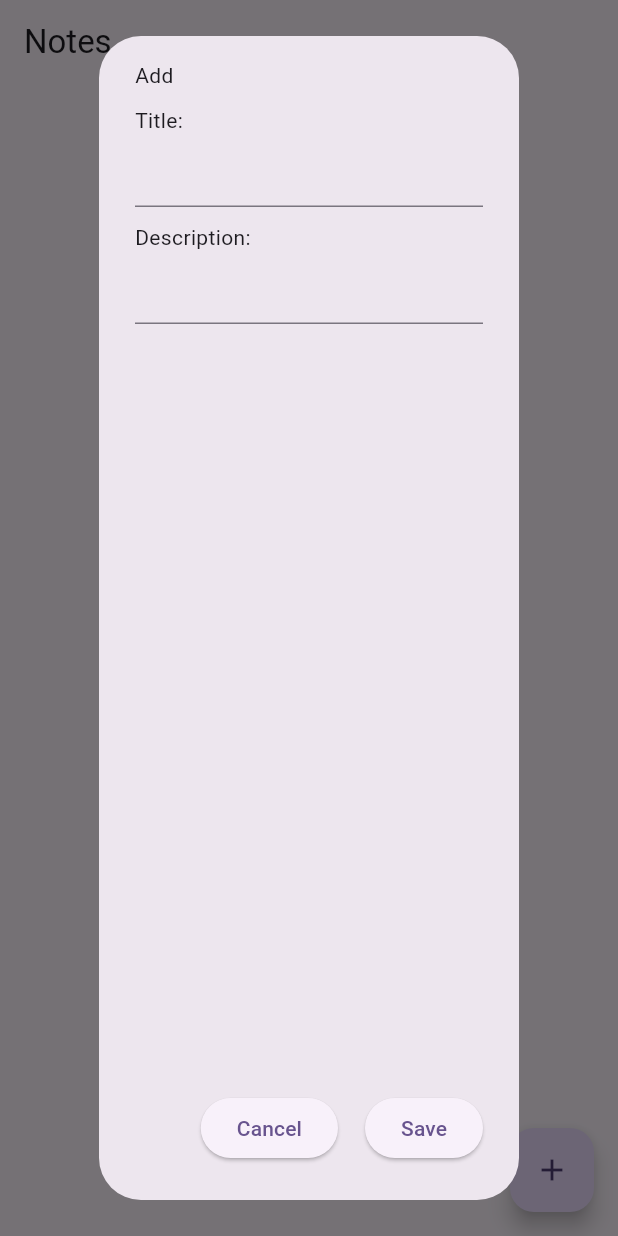
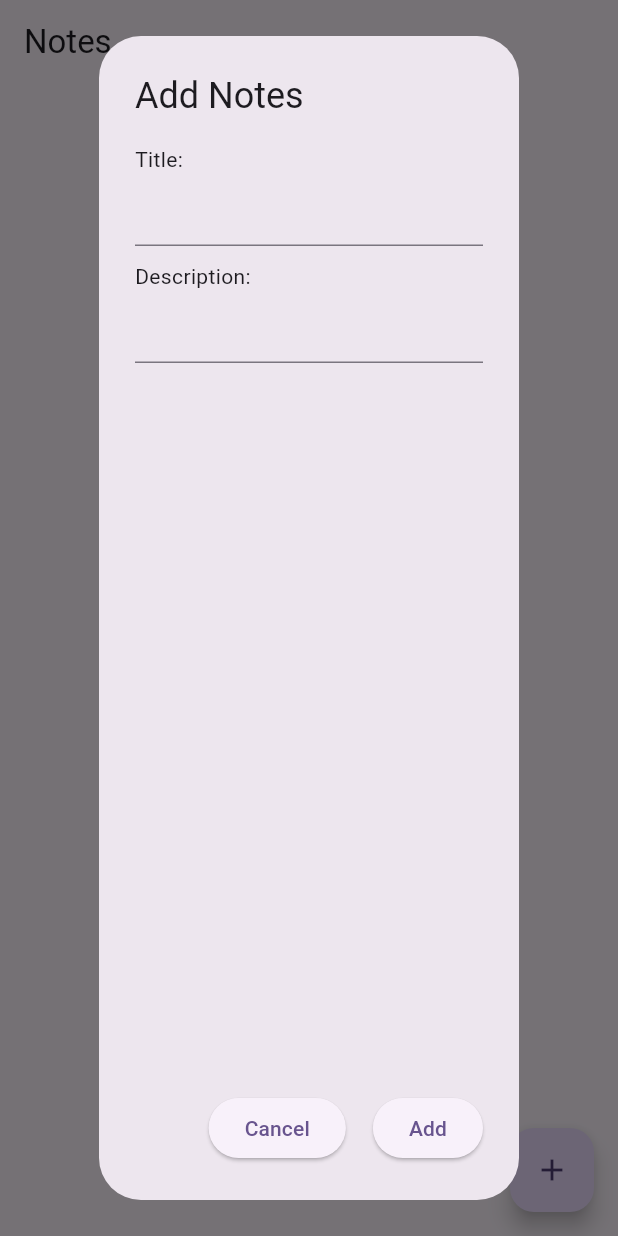
Before and after one commit to cKarayy/notes, a Flutter app: the screen it shows after launch, after a tap on the "add" icon, on a phone screen of 412 x 824 dp. Run offline on Flutter 3.47's test engine with Material 3 defaults, Android fonts, the light colour scheme and no system bars; our stand-ins replace cloud_firestore, firebase_core; missing offline and left inert: dart:html; accounts and stored records are empty.

Commit message:
add note dialog

```diff
--- /dev/null
+++ b/lib/widgets/note_dialog.dart
@@ -0,0 +1,67 @@
+import 'package:flutter/material.dart';
+import 'package:notes/services/note_service.dart';
+
+class NoteDialog extends StatelessWidget {
+  final Map<String, dynamic>? note;
+  final TextEditingController _titleController = TextEditingController();
+  final TextEditingController _descriptionController = TextEditingController();
+
+  NoteDialog({super.key, this.note}) {
+    if (note != null) {
+      _titleController.text = note!['title'];
+      _descriptionController.text = note!['description'];
+    }
+  }
+
+  @override
+  Widget build(BuildContext context) {
+    return AlertDialog(
+      title: Text(note == null ? 'Add Notes' : 'Update Notes'),
+      content: Column(
+        crossAxisAlignment: CrossAxisAlignment.start,
+        children: [
+          const Text('Title: ', textAlign: TextAlign.start),
+          TextField(
+            controller: _titleController,
+          ),
+          const Padding(
+            padding: EdgeInsets.only(top: 10),
+            child: Text('Description: ', textAlign: TextAlign.start),
+          ),
+          TextField(
+            controller: _descriptionController,
+          )
+        ],
+      ),
+      actions: [
+        Padding(
+          padding: const EdgeInsets.symmetric(horizontal: 10),
+          child: ElevatedButton(
+            onPressed: () {
+              Navigator.of(context).pop();
+            },
+            child: const Text('Cancel'),
+          ),
+        ),
+        ElevatedButton(
+          onPressed: () {
+            if (note == null) {
+              NoteService.addNote(
+                      _titleController.text, _descriptionController.text)
+                  .whenComplete(() {
+                Navigator.of(context).pop();
+              });
+            } else {
+              NoteService.updateNote(note!['id'], _titleController.text,
+                      _descriptionController.text)
+                  .whenComplete(() {
+                Navigator.of(context).pop();
+              });
+            }
+          },
+          child: Text(note == null ? 'Add' : 'Update'),
+        ),
+      ],
+    );
+  }
+}
```
Also changed, not shown: lib/screens/note_list_screen.dart (+122 -117 lines), lib/services/note_service.dart (line endings or trailing spaces).
